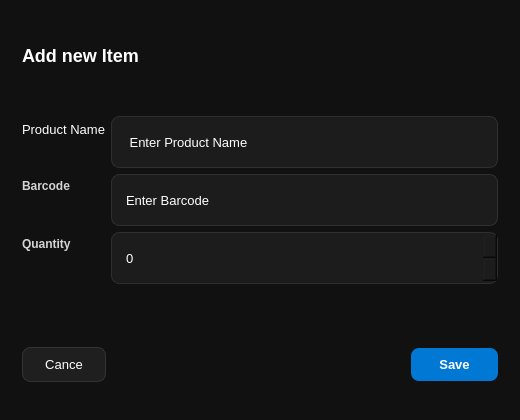
Qt form InventoryQtApp/AddProductDialog.ui (Felipeact/InventoryQtApp) before a commit.
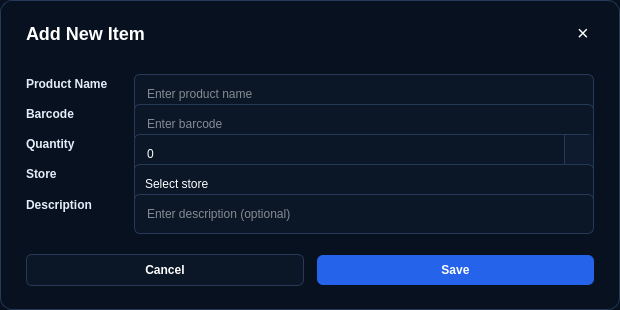
The same form after that commit. Icons and pictures are not drawn.

Commit message: updated ui product dialog

What changed in the file:
```diff
--- a/InventoryQtApp/AddProductDialog.ui
+++ b/InventoryQtApp/AddProductDialog.ui
@@ -6,152 +6,259 @@
    <rect>
     <x>0</x>
     <y>0</y>
-    <width>520</width>
-    <height>420</height>
+				<width>620</width>
+				<height>310</height>
    </rect>
   </property>
   <property name="minimumSize">
    <size>
-    <width>520</width>
-    <height>420</height>
+				<width>620</width>
+				<height>310</height>
    </size>
   </property>
   <property name="maximumSize">
    <size>
-    <width>520</width>
-    <height>420</height>
+				<width>620</width>
+				<height>310</height>
    </size>
   </property>
   <property name="windowTitle">
    <string>AddProductDialog</string>
   </property>
   <property name="styleSheet">
-   <string notr="true">QDialog {
-    background-color: #111111;
-}
+			<string notr="true">
+				QDialog#AddProductDialogClass {
+				background-color: #07111F;
+				border: 1px solid #263A57;
+				border-radius: 12px;
+				}
 
-QWidget {
-    background-color: #111111;
-    color: #ffffff;
-    font-family: Segoe UI;
-    font-size: 13px;
-}
+				QWidget {
+				background-color: transparent;
+				color: #FFFFFF;
+				font-family: "Segoe UI";
+				font-size: 12px;
+				}
 
-QLabel#titleLabel {
-    font-size: 18px;
-    font-weight: 700;
-    color: #ffffff;
-}
+				QWidget#headerContainer {
+				background: qlineargradient(
+				x1:0, y1:0, x2:1, y2:0,
+				stop:0 #1D4ED8,
+				stop:1 #0F2559
+				);
+				border-top-left-radius: 10px;
+				border-top-right-radius: 10px;
+				}
 
-QLabel#productNameLabel,
-QLabel#barcodeLabel,
-QLabel#quantityLabel {
-    color: #d4d4d4;
-    font-size: 12px;
-    font-weight: 600;
-}
+				QLabel#titleLabel {
+				color: #FFFFFF;
+				font-size: 18px;
+				font-weight: 800;
+				}
 
-QLineEdit,
-QSpinBox {
-    background-color: #1c1c1c;
-    color: #ffffff;
-    border: 1px solid #2f2f2f;
-    border-radius: 8px;
-    padding: 9px 12px;
-    min-height: 32px;
-}
+				QPushButton#closeButton {
+				background-color: transparent;
+				border: none;
+				color: #FFFFFF;
+				font-size: 20px;
+				font-weight: 300;
+				}
 
-QLineEdit:focus,
-QSpinBox:focus {
-    border: 1px solid #0078d4;
-}
+				QPushButton#closeButton:hover {
+				color: #FCA5A5;
+				}
 
-QLineEdit::placeholder {
-    color: #7a7a7a;
-}
+				QLabel#productNameLabel,
+				QLabel#produNameLabel,
+				QLabel#barcodeLabel,
+				QLabel#quantityLabel,
+				QLabel#storeLabel,
+				QLabel#descriptionLabel {
+				color: #E5EEF8;
+				font-size: 12px;
+				font-weight: 600;
+				}
 
-QLabel#statusLabel {
-    color: #ef4444;
-    font-size: 12px;
-}
+				QLineEdit,
+				QSpinBox,
+				QComboBox,
+				QPlainTextEdit {
+				background-color: #0B1626;
+				border: 1px solid #263A57;
+				border-radius: 6px;
+				color: #FFFFFF;
+				padding: 6px 10px;
+				min-height: 26px;
+				}
 
-QPushButton#closeButton {
-    background-color: transparent;
-    color: #ffffff;
-    border: none;
-    font-size: 16px;
-    padding: 4px;
-}
+				QLineEdit:focus,
+				QSpinBox:focus,
+				QComboBox:focus,
+				QPlainTextEdit:focus {
+				border: 1px solid #3B82F6;
+				background-color: #0E1B2F;
+				}
 
-QPushButton#closeButton:hover {
-    color: #ef4444;
-}
+				QLineEdit::placeholder {
+				color: #7F8DA3;
+				}
 
-QPushButton#cancelButton {
-    background-color: #1f1f1f;
-    color: #ffffff;
-    border: 1px solid #333333;
-    border-radius: 8px;
-    padding: 9px 22px;
-}
+				QSpinBox::up-button,
+				QSpinBox::down-button {
+				background-color: #0E1B2F;
+				border-left: 1px solid #263A57;
+				width: 28px;
+				}
 
-QPushButton#cancelButton:hover {
-    background-color: #2a2a2a;
-}
+				QComboBox::drop-down {
+				border: none;
+				width: 28px;
+				}
 
-QPushButton#saveButton {
-    background-color: #0078d4;
-    color: #ffffff;
-    border: none;
-    border-radius: 8px;
-    padding: 9px 28px;
-    font-weight: 600;
-}
+				QLabel#statusLabel {
+				color: #EF4444;
+				font-size: 11px;
+				font-weight: 600;
+				}
 
-QPushButton#saveButton:hover {
-    background-color: #0a84e8;
-}</string>
-  </property>
-  <layout class="QVBoxLayout" name="verticalLayout">
+				QPushButton#cancelButton {
+				background-color: #0B1626;
+				border: 1px solid #263A57;
+				border-radius: 6px;
+				color: #FFFFFF;
+				padding: 8px 24px;
+				font-weight: 700;
+				}
+
+				QPushButton#cancelButton:hover {
+				background-color: #172033;
+				}
+
+				QPushButton#saveButton {
+				background-color: #2563EB;
+				border: none;
+				border-radius: 6px;
+				color: #FFFFFF;
+				padding: 8px 32px;
+				font-weight: 700;
+				}
+
+				QPushButton#saveButton:hover {
+				background-color: #3B82F6;
+				}
+			</string>
+		</property>
+
+		<layout class="QVBoxLayout" name="rootLayout">
+			<property name="leftMargin">
+				<number>8</number>
+			</property>
+			<property name="topMargin">
+				<number>8</number>
+			</property>
+			<property name="rightMargin">
+				<number>8</number>
+			</property>
+			<property name="bottomMargin">
+				<number>8</number>
+			</property>
+			<property name="spacing">
+				<number>0</number>
+			</property>
+
    <item>
     <widget class="QWidget" name="headerContainer" native="true">
-     <layout class="QHBoxLayout" name="horizontalLayout">
+					<property name="minimumSize">
+						<size>
+							<width>0</width>
+							<height>50</height>
+						</size>
+					</property>
+					<property name="maximumSize">
+						<size>
+							<width>16777215</width>
+							<height>50</height>
+						</size>
+					</property>
+
+					<layout class="QHBoxLayout" name="headerLayout">
+						<property name="leftMargin">
+							<number>18</number>
+						</property>
+						<property name="topMargin">
+							<number>0</number>
+						</property>
+						<property name="rightMargin">
+							<number>14</number>
+						</property>
+						<property name="bottomMargin">
+							<number>0</number>
+						</property>
+
       <item>
        <widget class="QLabel" name="titleLabel">
         <property name="text">
-         <string>Add new Item</string>
+									<string>Add New Item</string>
         </property>
        </widget>
       </item>
+
       <item>
-       <spacer name="horizontalSpacer">
+							<spacer name="headerSpacer">
         <property name="orientation">
-         <enum>Qt::Orientation::Horizontal</enum>
-        </property>
-        <property name="sizeHint" stdset="0">
-         <size>
-          <width>40</width>
-          <height>20</height>
-         </size>
+									<enum>Qt::Horizontal</enum>
         </property>
        </spacer>
       </item>
+
       <item>
        <widget class="QPushButton" name="closeButton">
+								<property name="minimumSize">
+									<size>
+										<width>30</width>
+										<height>30</height>
+									</size>
+								</property>
+								<property name="maximumSize">
+									<size>
+										<width>30</width>
+										<height>30</height>
+									</size>
+								</property>
         <property name="text">
-         <string/>
-        </property>
-        <property name="icon">
-         <iconset theme="QIcon::ThemeIcon::ApplicationExit"/>
+									<string>×</string>
         </property>
        </widget>
       </item>
      </layout>
     </widget>
    </item>
+
    <item>
-    <widget class="QWidget" name="widget_2" native="true">
+				<widget class="QWidget" name="formContainer" native="true">
      <layout class="QFormLayout" name="formLayout">
+						<property name="leftMargin">
+							<number>18</number>
+						</property>
+						<property name="topMargin">
+							<number>16</number>
+						</property>
+						<property name="rightMargin">
+							<number>18</number>
+						</property>
+						<property name="bottomMargin">
+							<number>8</number>
+						</property>
+						<property name="horizontalSpacing">
+							<number>26</number>
+						</property>
+						<property name="verticalSpacing">
+							<number>10</number>
+						</property>
+						<property name="labelAlignment">
+							<set>Qt::AlignLeft|Qt::AlignVCenter</set>
+						</property>
+
       <item row="0" column="0">
        <widget class="QLabel" name="produNameLabel">
         <property name="text">
@@ -159,6 +266,15 @@
         </property>
        </widget>
       </item>
+
+						<item row="0" column="1">
+							<widget class="QLineEdit" name="productNameInput">
+								<property name="placeholderText">
+									<string>Enter product name</string>
+								</property>
+							</widget>
+						</item>
+
       <item row="1" column="0">
        <widget class="QLabel" name="barcodeLabel">
         <property name="text">
@@ -166,6 +282,15 @@
         </property>
        </widget>
       </item>
+
+						<item row="1" column="1">
+							<widget class="QLineEdit" name="barcodeInput">
+								<property name="placeholderText">
+									<string>Enter barcode</string>
+								</property>
+							</widget>
+						</item>
+
       <item row="2" column="0">
        <widget class="QLabel" name="quantityLabel">
         <property name="text">
@@ -173,28 +298,57 @@
         </property>
        </widget>
       </item>
-      <item row="0" column="1">
-       <widget class="QLineEdit" name="productNameInput">
-        <property name="text">
-         <string> Enter Product Name</string>
-        </property>
-       </widget>
-      </item>
-      <item row="1" column="1">
-       <widget class="QLineEdit" name="barcodeInput">
-        <property name="text">
-         <string>Enter Barcode</string>
-        </property>
-       </widget>
-      </item>
+
       <item row="2" column="1">
        <widget class="QSpinBox" name="quantityInput">
+								<property name="minimum">
+									<number>0</number>
+								</property>
         <property name="maximum">
          <number>999999</number>
         </property>
        </widget>
       </item>
       <item row="3" column="0">
+							<widget class="QLabel" name="storeLabel">
+								<property name="text">
+									<string>Store</string>
+								</property>
+							</widget>
+						</item>
+
+						<item row="3" column="1">
+							<widget class="QComboBox" name="storeComboBox">
+								<item>
+									<property name="text">
+										<string>Select store</string>
+									</property>
+								</item>
+								<item>
+									<property name="text">
+										<string>Main Store</string>
+									</property>
+								</item>
+							</widget>
+						</item>
+
+						<item row="4" column="0">
+							<widget class="QLabel" name="descriptionLabel">
+								<property name="text">
+									<string>Description</string>
+								</property>
+							</widget>
+						</item>
+
+						<item row="4" column="1">
+							<widget class="QLineEdit" name="descriptionInput">
+								<property name="placeholderText">
+									<string>Enter description (optional)</string>
+								</property>
+							</widget>
+						</item>
+
+						<item row="5" column="1">
        <widget class="QLabel" name="statusLabel">
         <property name="text">
          <string/>
@@ -204,29 +358,39 @@
      </layout>
     </widget>
    </item>
+
    <item>
-    <widget class="QWidget" name="widget_3" native="true">
-     <layout class="QHBoxLayout" name="horizontalLayout_2">
+				<widget class="QWidget" name="footerContainer" native="true">
+					<layout class="QHBoxLayout" name="footerLayout">
+						<property name="leftMargin">
+							<number>18</number>
+						</property>
+						<property name="topMargin">
+							<number>8</number>
+						</property>
+						<property name="rightMargin">
+							<number>18</number>
+						</property>
+						<property name="bottomMargin">
+							<number>16</number>
+						</property>
+
       <item>
        <widget class="QPushButton" name="cancelButton">
         <property name="text">
-         <string>Cance</string>
+									<string>Cancel</string>
         </property>
        </widget>
       </item>
+
       <item>
-       <spacer name="horizontalSpacer_2">
+							<spacer name="footerSpacer">
         <property name="orientation">
-         <enum>Qt::Orientation::Horizontal</enum>
-        </property>
-        <property name="sizeHint" stdset="0">
-         <size>
-          <width>40</width>
-          <height>20</height>
-         </size>
+									<enum>Qt::Horizontal</enum>
         </property>
        </spacer>
       </item>
+
       <item>
        <widget class="QPushButton" name="saveButton">
         <property name="text">
@@ -237,9 +401,10 @@
      </layout>
     </widget>
    </item>
-  </layout>
- </widget>
- <layoutdefault spacing="6" margin="11"/>
+
+		</layout>
+	</widget>
+
  <resources/>
  <connections/>
 </ui>
```
Left out of the diff: 5 changed lines with no effect on the pictures. Lines whose indentation alone changed are shown as unchanged.
